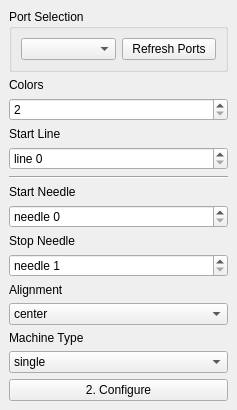
Old version of the form software/python/ayab/plugins/ayab_plugin/ayab_options.ui in the repository AllYarnsAreBeautiful/ayab-desktop.
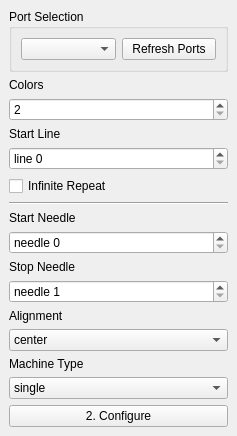
New version of the form.

Commit message: added inifite repeat feature (to be tested!)

```diff
--- a/software/python/ayab/plugins/ayab_plugin/ayab_options.ui
+++ b/software/python/ayab/plugins/ayab_plugin/ayab_options.ui
@@ -7,7 +7,7 @@
     <x>0</x>
     <y>0</y>
     <width>237</width>
-    <height>475</height>
+    <height>502</height>
    </rect>
   </property>
   <property name="features">
@@ -83,6 +83,13 @@
       </property>
      </widget>
     </item>
+    <item>
+     <widget class="QCheckBox" name="infRepeat_checkbox">
+      <property name="text">
+       <string>Infinite Repeat</string>
+      </property>
+     </widget>
+    </item>
     <item>
      <widget class="Line" name="line">
       <property name="orientation">
```
The commit also changes 2 other files.
